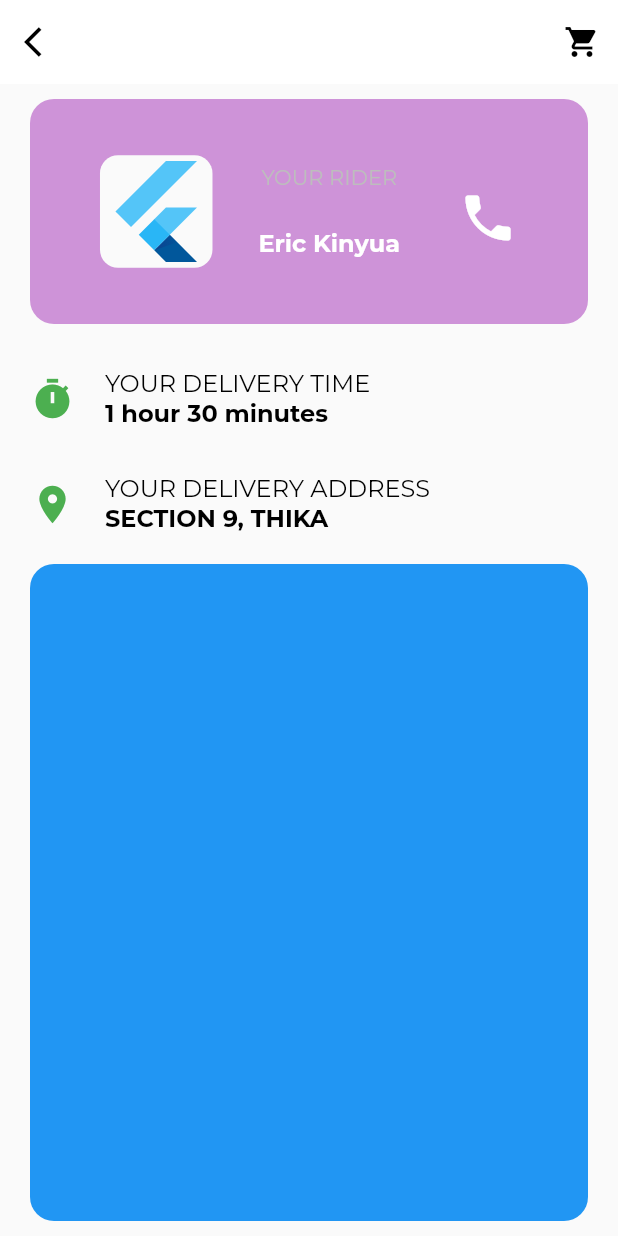
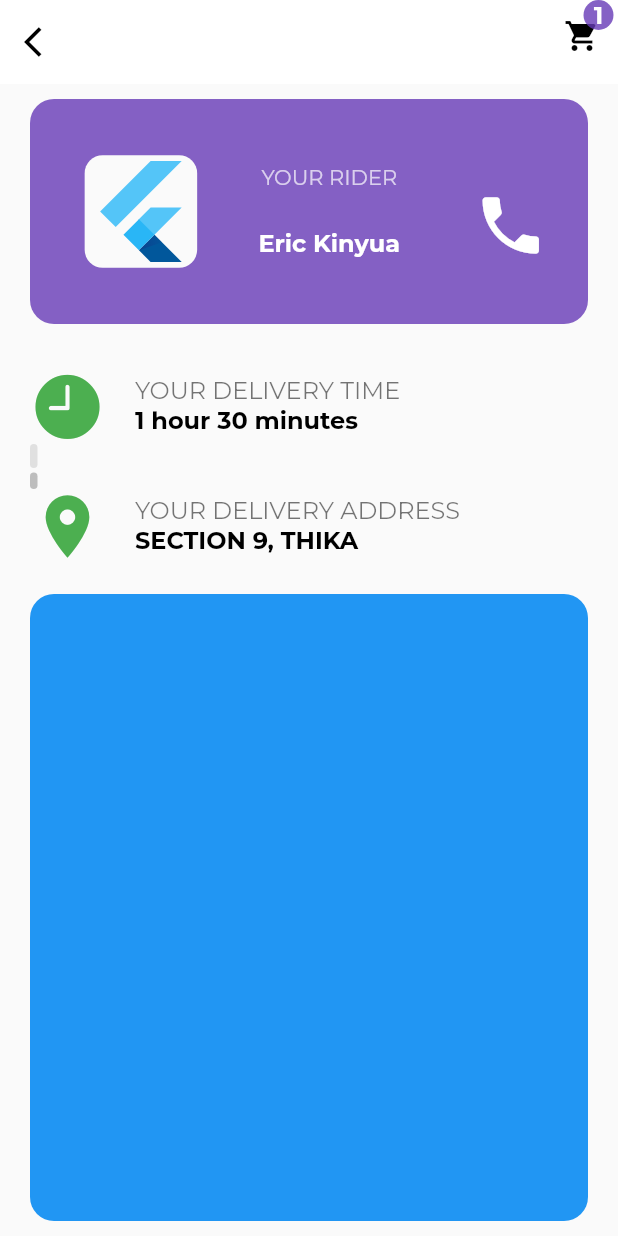
Before and after one commit to CarltonK/delivery_water, a Flutter app: the Supplier screen opened directly, on a phone screen of 412 x 824 dp. Run offline on Flutter 3.47's test engine with Material 2 defaults, Android fonts, the phone set to English and light mode, and no system bars; our stand-ins replace google_fonts.

Commit message:
Home Page

```diff
--- a/lib/main.dart
+++ b/lib/main.dart
@@ -1,5 +1,6 @@
 import 'package:flutter/material.dart';
-import 'package:water_del/screens/Home/supplier.dart';
+import 'package:water_del/screens/home/home_main.dart';
+import 'package:water_del/screens/home/supplier.dart';
 import 'package:water_del/screens/authentication/main_authentication.dart';
 
 void main() {
@@ -17,7 +18,7 @@ class MyApp extends StatelessWidget {
         primarySwatch: Colors.blue,
         visualDensity: VisualDensity.adaptivePlatformDensity,
       ),
-      home: Supplier(),
+      home: HomeMain(),
     );
   }
 }
--- a/lib/screens/Authentication/login.dart
+++ b/lib/screens/Authentication/login.dart
@@ -70,7 +70,8 @@ class LoginPage extends StatelessWidget {
     return Positioned(
         bottom: 20,
         child: FlatButton(
-            onPressed: () => Navigator.of(context).push(MaterialPageRoute(builder: (context) =>ResetPassword() )),
+            onPressed: () => Navigator.of(context)
+                .push(MaterialPageRoute(builder: (context) => ResetPassword())),
             child: Text(
               'Forgot Password ?',
               style: normalOutlineBlack,
--- a/lib/screens/Home/supplier.dart
+++ b/lib/screens/Home/supplier.dart
@@ -3,129 +3,191 @@ import 'package:flutter/material.dart';
 import 'package:water_del/utilities/styles.dart';
 
 class Supplier extends StatelessWidget {
-  @override
-  Widget build(BuildContext context) {
-    var size = MediaQuery.of(context).size;
-    return Scaffold(
-      appBar: AppBar(
+  Widget _cartItems() {
+    return Stack(
+      alignment: Alignment.topRight,
+      children: <Widget>[
+        IconButton(
+            icon: Icon(
+              Icons.shopping_cart,
+              color: Colors.black,
+            ),
+            onPressed: null),
+        Positioned(
+          right: 3,
+          child: Container(
+            height: 20,
+            width: 20,
+            padding: EdgeInsets.all(1),
+            decoration: BoxDecoration(
+                color: Colors.deepPurple.withOpacity(0.8),
+                shape: BoxShape.circle),
+            child: Center(
+                child: Text(
+              '1',
+              style: boldOutlineWhite,
+            )),
+          ),
+        )
+      ],
+    );
+  }
+
+  Widget _appBar() {
+    return AppBar(
       backgroundColor: Colors.white,
       elevation: 0,
-        leading: IconButton(icon: Icon(Icons.arrow_back_ios,
-        color: Colors.black,), onPressed: null),
+      leading: IconButton(
+          icon: Icon(
+            Icons.arrow_back_ios,
+            color: Colors.black,
+          ),
+          onPressed: null),
       actions: <Widget>[
-          IconButton(icon: Icon(Icons.shopping_cart,
-          color: Colors.black,), onPressed: null),
+        _cartItems(),
       ],
-      ),
-      body: Container(
-        height: size.height,
-        width: size.width,
-        padding: EdgeInsets.symmetric(vertical: 10, horizontal: 20),
+    );
+  }
 
-        child: Column(
-          crossAxisAlignment: CrossAxisAlignment.start,
-          children: <Widget>[
-            Container(
+  Widget _riderDetails(Size size) {
+    return Container(
       height: 150,
       width: size.width,
       padding: EdgeInsets.all(16),
       decoration: BoxDecoration(
           borderRadius: BorderRadius.circular(16),
-                color: Colors.purple[200]
-              ) ,
+          color: Colors.deepPurple.withOpacity(0.8)),
       child: Row(
-                mainAxisAlignment: MainAxisAlignment.spaceEvenly,
+        mainAxisAlignment: MainAxisAlignment.spaceAround,
+        crossAxisAlignment: CrossAxisAlignment.center,
         children: <Widget>[
           Container(
             height: 75,
             width: 75,
-
             decoration: BoxDecoration(
                 borderRadius: BorderRadius.circular(12),
-                      color: Colors.grey[50]
-                    ),
+                color: Colors.grey[50]),
             child: FlutterLogo(),
           ),
-
           Column(
             mainAxisAlignment: MainAxisAlignment.spaceEvenly,
             children: <Widget>[
-                      Text('YOUR RIDER',
-                      style:normalDescription
+              Text(
+                'YOUR RIDER',
+                style: normalDescription,
+                textAlign: TextAlign.center,
               ),
-                      Text('Eric Kinyua',
-                      style:boldOutlineWhite
+              Text(
+                'Eric Kinyua',
+                style: boldOutlineWhite,
+                textAlign: TextAlign.center,
               ),
             ],
           ),
-
-                  IconButton(icon: Icon(Icons.phone,
-                  size: 40, color: Colors.white
-                  ), onPressed: null)
+          Container(
+            height: 75,
+            child: Center(
+              child: IconButton(
+                  icon: Icon(Icons.phone, size: 50, color: Colors.white),
+                  onPressed: null),
+            ),
+          )
         ],
       ),
-            ),
-            SizedBox(
-              height: 30,
-            ),
+    );
+  }
+
+  Widget _deliveryDetailsMid() {
+    return Column(
+      crossAxisAlignment: CrossAxisAlignment.start,
+      children: <Widget>[
         Row(
           children: <Widget>[
-                Icon(Icons.timer,
-                size: 30, color: Colors.green,),
-                SizedBox(
-                  width:20
+            Icon(
+              CupertinoIcons.clock_solid,
+              size: 50,
+              color: Colors.green,
             ),
-
+            SizedBox(width: 20),
             Column(
               mainAxisAlignment: MainAxisAlignment.spaceEvenly,
               crossAxisAlignment: CrossAxisAlignment.start,
               children: <Widget>[
-                      Text('YOUR DELIVERY TIME',
-                      style:normalOutlineBlack
-                      ),
-                      Text('1 hour 30 minutes',
-                      style:boldOutlineBlack
-                      ),
+                Text('YOUR DELIVERY TIME', style: normalOutlineBlack),
+                Text('1 hour 30 minutes', style: boldOutlineBlack),
               ],
             ),
           ],
         ),
-            SizedBox(
-              height: 30,
+        Container(
+          height: 16,
+          width: 5,
+          decoration: BoxDecoration(
+            borderRadius: BorderRadius.circular(16),
+            color: Colors.grey[300]
+          ),
+        ),
+        SizedBox(height: 3,),
+        Container(
+          height: 11,
+          width: 5,
+          decoration: BoxDecoration(
+            borderRadius: BorderRadius.circular(16),
+            color: Colors.grey[400]
+          ),
         ),
         Row(
           children: <Widget>[
-                Icon(Icons.location_on,
-                size: 30, color: Colors.green,),
-                SizedBox(
-                  width:20
+            Icon(
+              Icons.location_on,
+              size: 50,
+              color: Colors.green,
             ),
-
+            SizedBox(width: 20),
             Column(
               mainAxisAlignment: MainAxisAlignment.spaceEvenly,
               crossAxisAlignment: CrossAxisAlignment.start,
               children: <Widget>[
-                      Text('YOUR DELIVERY ADDRESS',
-                      style:normalOutlineBlack
-                      ),
-                      Text('SECTION 9, THIKA',
-                      style:boldOutlineBlack
-                      ),
+                Text('YOUR DELIVERY ADDRESS', style: normalOutlineBlack),
+                Text('SECTION 9, THIKA', style: boldOutlineBlack),
               ],
             ),
           ],
+        )
+      ],
+    );
+  }
+
+  Widget _deliveryDetailsMap() {
+    return Expanded(
+      child: Container(
+        decoration: BoxDecoration(
+            borderRadius: BorderRadius.circular(16), color: Colors.blue),
       ),
+    );
+  }
+
+  @override
+  Widget build(BuildContext context) {
+    var size = MediaQuery.of(context).size;
+    return Scaffold(
+      appBar: _appBar(),
+      body: Container(
+        height: size.height,
+        width: size.width,
+        padding: EdgeInsets.symmetric(vertical: 10, horizontal: 20),
+        child: Column(
+          crossAxisAlignment: CrossAxisAlignment.start,
+          children: <Widget>[
+            _riderDetails(size),
+            SizedBox(
+              height: 30,
+            ),
+            _deliveryDetailsMid(),
             SizedBox(
               height: 20,
             ),
-            Expanded(
-                          child: Container(
-                decoration: BoxDecoration(
-                  borderRadius: BorderRadius.circular(16),
-                  color: Colors.blue
-                ),
-              ),
-            )
+            _deliveryDetailsMap()
           ],
         ),
       ),
--- a/lib/utilities/styles.dart
+++ b/lib/utilities/styles.dart
@@ -5,7 +5,7 @@ final boldOutlineBlack = GoogleFonts.montserrat(
     color: Colors.black, fontSize: 16, fontWeight: FontWeight.bold);
 
 final normalOutlineBlack =
-    GoogleFonts.montserrat(color: Colors.black, fontSize: 16);
+    GoogleFonts.montserrat(color: Colors.black54, fontSize: 16);
 
 final headerOutlineBlack =
     GoogleFonts.montserrat(fontSize: 28, letterSpacing: 1, color: Colors.black);
@@ -13,8 +13,7 @@ final headerOutlineBlack =
 final boldOutlineBlue = GoogleFonts.montserrat(
     color: Colors.blue[600], fontSize: 28, fontWeight: FontWeight.bold);
 
-final normalDescription = GoogleFonts.montserrat(
-    color: Colors.grey[400] );
+final normalDescription = GoogleFonts.montserrat(color: Colors.white70);
 
 final boldOutlineWhite = GoogleFonts.montserrat(
     color: Colors.white, fontSize: 16, fontWeight: FontWeight.bold);
```
Also changed, not shown: lib/screens/Authentication/reset_password.dart (+13 -21 lines), lib/screens/Home/home_main.dart (added, +77 -0 lines), 1 other file. Lines whose indentation alone changed are shown as unchanged.
